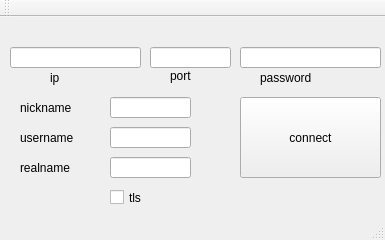
Above: client/mainwindow.ui from 1337hunter/irc before the change. Below: the same form after it.
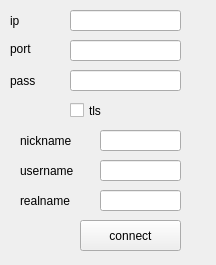
That is the form after the change.

Patch:
```diff
--- a/client/mainwindow.ui
+++ b/client/mainwindow.ui
@@ -6,20 +6,20 @@
    <rect>
     <x>0</x>
     <y>0</y>
-    <width>385</width>
-    <height>240</height>
+    <width>216</width>
+    <height>265</height>
    </rect>
   </property>
   <property name="minimumSize">
    <size>
-    <width>385</width>
-    <height>240</height>
+    <width>0</width>
+    <height>0</height>
    </size>
   </property>
   <property name="maximumSize">
    <size>
-    <width>385</width>
-    <height>240</height>
+    <width>999</width>
+    <height>999</height>
    </size>
   </property>
   <property name="windowTitle">
@@ -29,10 +29,10 @@
    <widget class="QPushButton" name="connect">
     <property name="geometry">
      <rect>
-      <x>240</x>
-      <y>80</y>
-      <width>141</width>
-      <height>81</height>
+      <x>80</x>
+      <y>220</y>
+      <width>101</width>
+      <height>31</height>
      </rect>
     </property>
     <property name="minimumSize">
@@ -54,8 +54,8 @@
    <widget class="QLabel" name="label">
     <property name="geometry">
      <rect>
-      <x>50</x>
-      <y>50</y>
+      <x>10</x>
+      <y>10</y>
       <width>41</width>
       <height>21</height>
      </rect>
@@ -67,9 +67,9 @@
    <widget class="QLineEdit" name="ip">
     <property name="geometry">
      <rect>
-      <x>10</x>
-      <y>30</y>
-      <width>131</width>
+      <x>70</x>
+      <y>10</y>
+      <width>111</width>
       <height>21</height>
      </rect>
     </property>
@@ -80,9 +80,9 @@
    <widget class="QLineEdit" name="port">
     <property name="geometry">
      <rect>
-      <x>150</x>
-      <y>30</y>
-      <width>81</width>
+      <x>70</x>
+      <y>40</y>
+      <width>111</width>
       <height>21</height>
      </rect>
     </property>
@@ -96,8 +96,8 @@
    <widget class="QLabel" name="label_2">
     <property name="geometry">
      <rect>
-      <x>170</x>
-      <y>50</y>
+      <x>10</x>
+      <y>40</y>
       <width>51</width>
       <height>17</height>
      </rect>
@@ -109,9 +109,9 @@
    <widget class="QLineEdit" name="password">
     <property name="geometry">
      <rect>
-      <x>240</x>
-      <y>30</y>
-      <width>141</width>
+      <x>70</x>
+      <y>70</y>
+      <width>111</width>
       <height>21</height>
      </rect>
     </property>
@@ -122,21 +122,21 @@
    <widget class="QLabel" name="label_3">
     <property name="geometry">
      <rect>
-      <x>260</x>
-      <y>50</y>
-      <width>91</width>
+      <x>10</x>
+      <y>70</y>
+      <width>51</width>
       <height>21</height>
      </rect>
     </property>
     <property name="text">
-     <string>password</string>
+     <string>pass</string>
     </property>
    </widget>
    <widget class="QLineEdit" name="nickname">
     <property name="geometry">
      <rect>
-      <x>110</x>
-      <y>80</y>
+      <x>100</x>
+      <y>130</y>
       <width>81</width>
       <height>21</height>
      </rect>
@@ -148,8 +148,8 @@
    <widget class="QLineEdit" name="username">
     <property name="geometry">
      <rect>
-      <x>110</x>
-      <y>110</y>
+      <x>100</x>
+      <y>160</y>
       <width>81</width>
       <height>21</height>
      </rect>
@@ -161,8 +161,8 @@
    <widget class="QLineEdit" name="realname">
     <property name="geometry">
      <rect>
-      <x>110</x>
-      <y>140</y>
+      <x>100</x>
+      <y>190</y>
       <width>81</width>
       <height>21</height>
      </rect>
@@ -175,8 +175,8 @@
     <property name="geometry">
      <rect>
       <x>20</x>
-      <y>80</y>
-      <width>91</width>
+      <y>130</y>
+      <width>71</width>
       <height>21</height>
      </rect>
     </property>
@@ -188,8 +188,8 @@
     <property name="geometry">
      <rect>
       <x>20</x>
-      <y>110</y>
-      <width>91</width>
+      <y>160</y>
+      <width>71</width>
       <height>21</height>
      </rect>
     </property>
@@ -201,8 +201,8 @@
     <property name="geometry">
      <rect>
       <x>20</x>
-      <y>140</y>
-      <width>91</width>
+      <y>190</y>
+      <width>71</width>
       <height>21</height>
      </rect>
     </property>
@@ -213,8 +213,8 @@
    <widget class="QCheckBox" name="tls">
     <property name="geometry">
      <rect>
-      <x>110</x>
-      <y>170</y>
+      <x>70</x>
+      <y>100</y>
       <width>61</width>
       <height>21</height>
      </rect>
@@ -224,28 +224,6 @@
     </property>
    </widget>
   </widget>
-  <widget class="QMenuBar" name="menubar">
-   <property name="geometry">
-    <rect>
-     <x>0</x>
-     <y>0</y>
-     <width>385</width>
-     <height>22</height>
-    </rect>
-   </property>
-  </widget>
-  <widget class="QStatusBar" name="statusbar"/>
-  <widget class="QToolBar" name="toolBar">
-   <property name="windowTitle">
-    <string>toolBar</string>
-   </property>
-   <attribute name="toolBarArea">
-    <enum>TopToolBarArea</enum>
-   </attribute>
-   <attribute name="toolBarBreak">
-    <bool>false</bool>
-   </attribute>
-  </widget>
  </widget>
  <resources/>
  <connections/>
```
